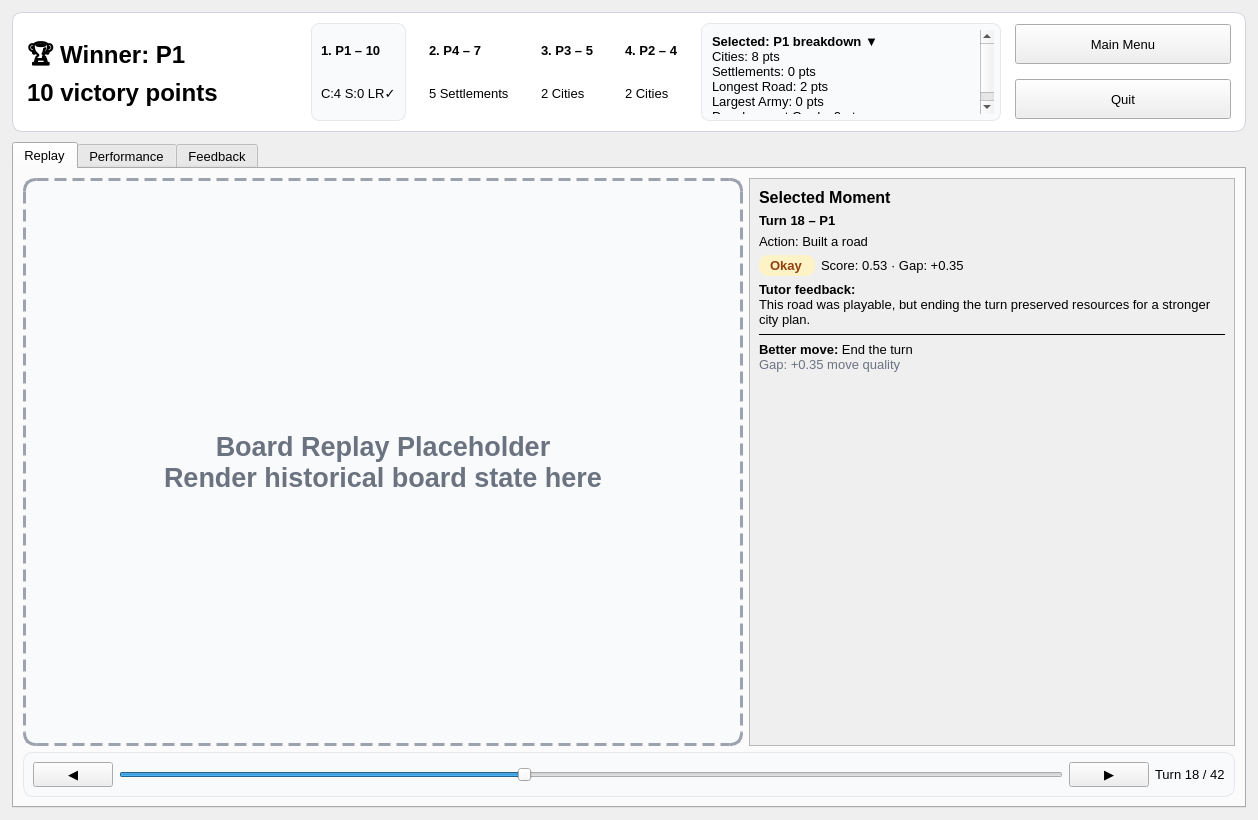
The window that view/ui/endgame_review.ui (AlexShem247/a-catan-tutor) describes before a commit, drawn with Qt 5.
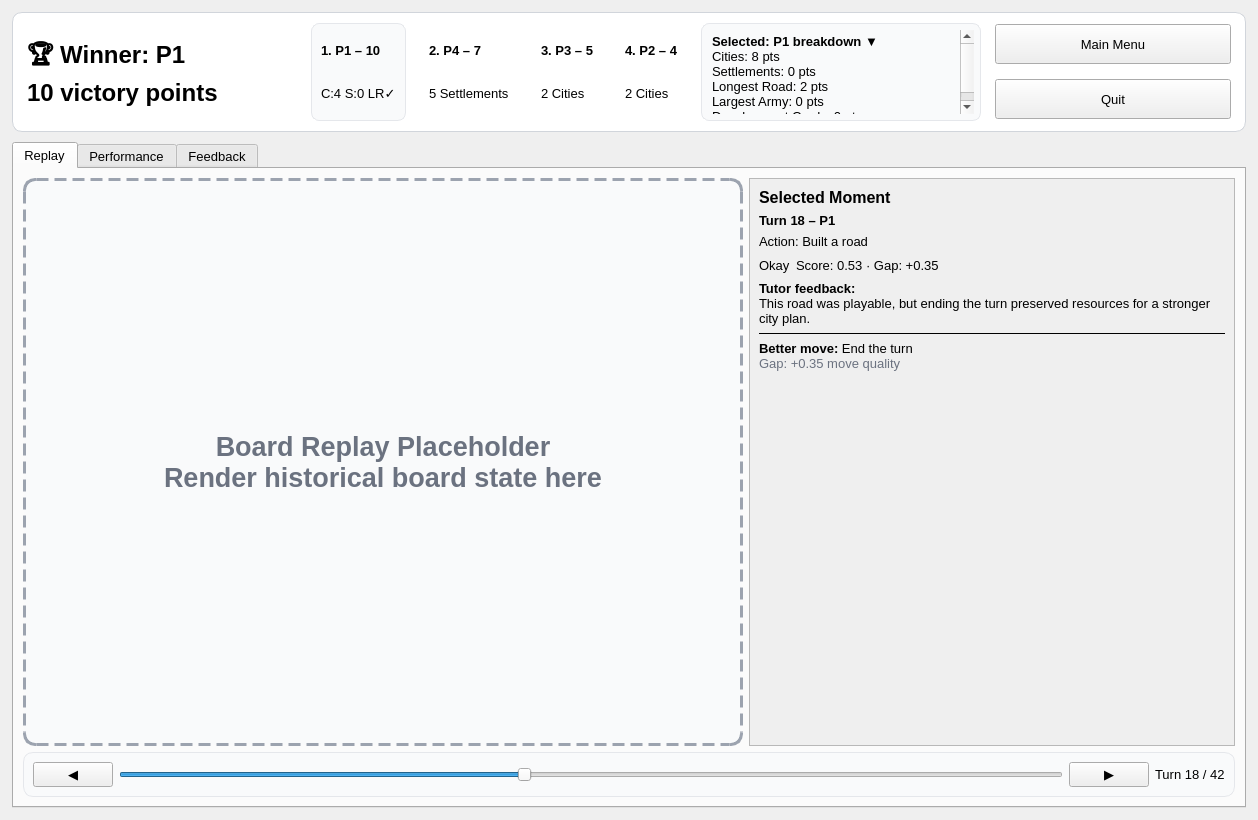
The same window after the commit.

Commit message: Added endgame replay and chart review

```diff
--- a/view/ui/endgame_review.ui
+++ b/view/ui/endgame_review.ui
@@ -175,15 +175,21 @@
       </item>
       <item>
        <widget class="QTextEdit" name="selectedBreakdownBox">
+        <property name="sizePolicy">
+         <sizepolicy hsizetype="Fixed" vsizetype="Expanding">
+          <horstretch>0</horstretch>
+          <verstretch>0</verstretch>
+         </sizepolicy>
+        </property>
         <property name="minimumSize">
          <size>
-          <width>300</width>
+          <width>280</width>
           <height>80</height>
          </size>
         </property>
         <property name="maximumSize">
          <size>
-          <width>300</width>
+          <width>280</width>
           <height>100</height>
          </size>
         </property>
@@ -211,7 +217,7 @@
          <widget class="QPushButton" name="main_menu_btn">
           <property name="minimumSize">
            <size>
-            <width>150</width>
+            <width>120</width>
             <height>40</height>
            </size>
           </property>
@@ -238,7 +244,7 @@
          <widget class="QPushButton" name="quit_btn">
           <property name="minimumSize">
            <size>
-            <width>150</width>
+            <width>120</width>
             <height>40</height>
            </size>
           </property>
@@ -318,14 +324,14 @@
               </widget>
              </item>
              <item>
-              <widget class="QLabel" name="label">
+              <widget class="QLabel" name="turnAndPlayer">
                <property name="text">
                 <string>&lt;html&gt;&lt;head/&gt;&lt;body&gt;&lt;p&gt;&lt;span style=&quot; font-weight:600;&quot;&gt;Turn 18 – P1&lt;/span&gt;&lt;/p&gt;&lt;/body&gt;&lt;/html&gt;</string>
                </property>
               </widget>
              </item>
              <item>
-              <widget class="QLabel" name="label">
+              <widget class="QLabel" name="actionLabel">
                <property name="text">
                 <string>Action: Built a road</string>
                </property>
@@ -334,14 +340,14 @@
              <item>
               <layout class="QHBoxLayout">
                <item>
-                <widget class="QLabel" name="badgeOkay">
+                <widget class="QLabel" name="selectedMomentBadge">
                  <property name="text">
                   <string>Okay</string>
                  </property>
                 </widget>
                </item>
                <item>
-                <widget class="QLabel" name="label">
+                <widget class="QLabel" name="scoreLabel">
                  <property name="text">
                   <string>Score: 0.53 · Gap: +0.35</string>
                  </property>
@@ -363,7 +369,7 @@
               </layout>
              </item>
              <item>
-              <widget class="QLabel" name="label">
+              <widget class="QLabel" name="tutorFeedback">
                <property name="text">
                 <string>&lt;b&gt;Tutor feedback:&lt;/b&gt;&lt;br/&gt;This road was playable, but ending the turn preserved resources for a stronger city plan.</string>
                </property>
@@ -380,7 +386,7 @@
               </widget>
              </item>
              <item>
-              <widget class="QLabel" name="label">
+              <widget class="QLabel" name="adviceLabel">
                <property name="text">
                 <string>&lt;b&gt;Better move:&lt;/b&gt; End the turn&lt;br/&gt;&lt;span style='color:#6b7280;'&gt;Gap: +0.35 move quality&lt;/span&gt;</string>
                </property>
```
Left out of the diff: 16 changed lines with no effect on the pictures. The commit also changes 4 other files.
